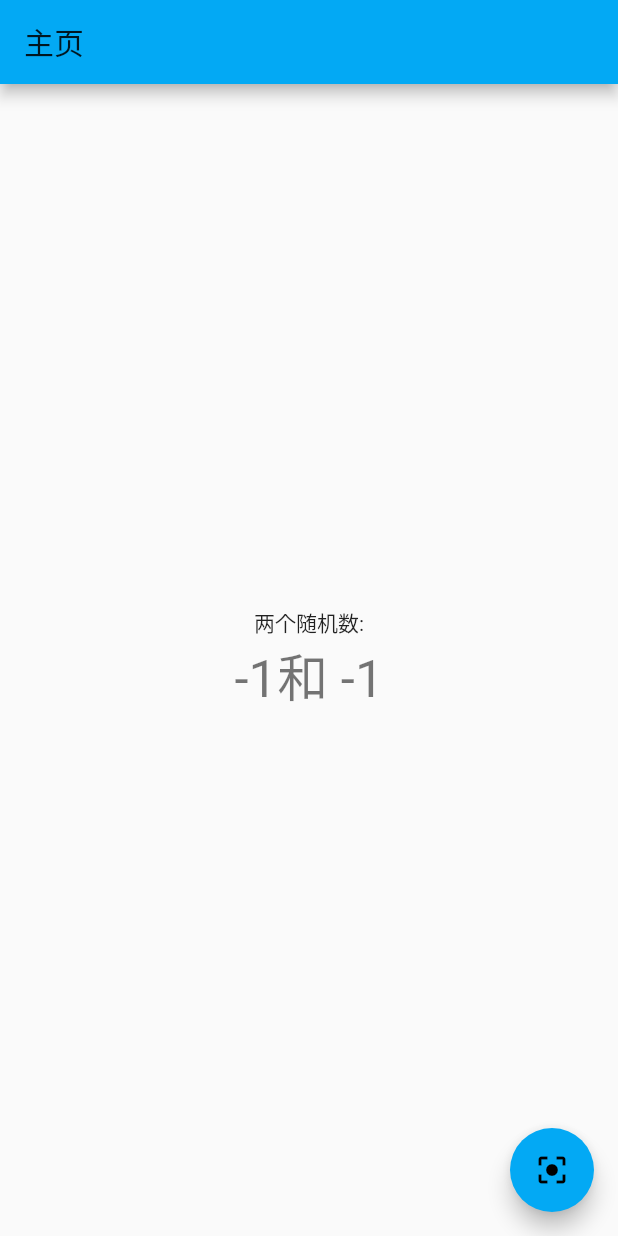
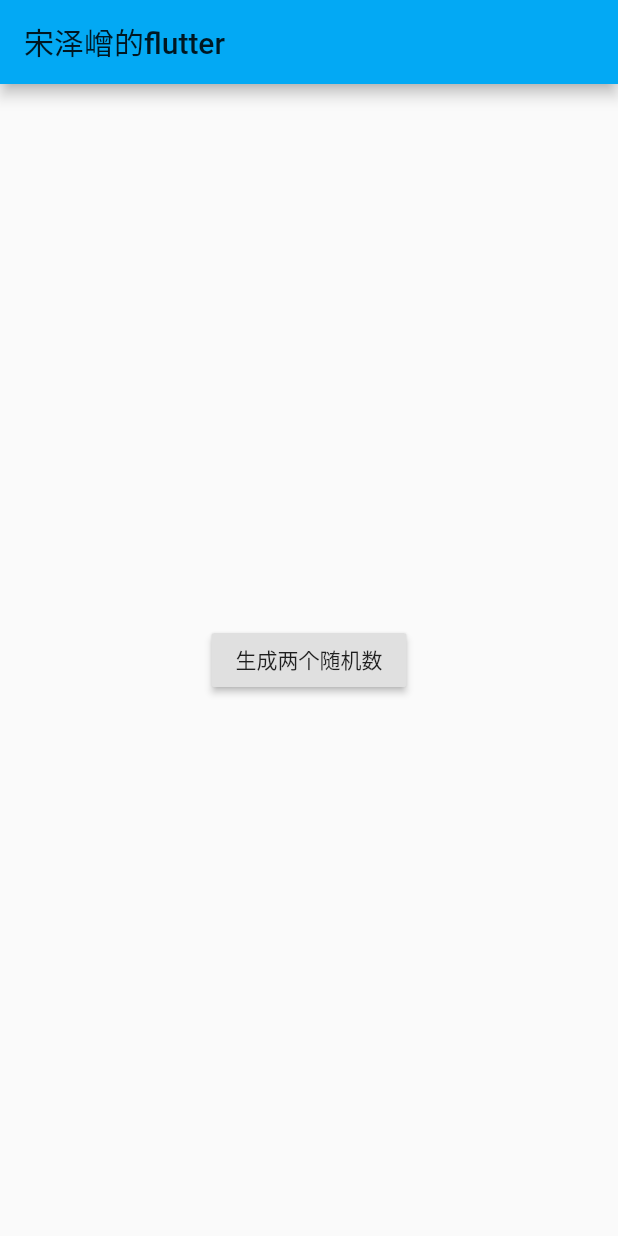
Before and after one commit to songzeceng/AndroidProject, a Flutter app: the screen it shows after launch, on a phone screen of 412 x 824 dp. Run offline on Flutter 3.47's test engine with Material 2 defaults, Android fonts, the phone set to English and light mode, and no system bars.

Commit message:
生成随机数，弹出对话框

```diff
--- a/lib/main.dart
+++ b/lib/main.dart
@@ -14,61 +14,51 @@ class MyApp extends StatelessWidget { // 无状态控件，只负责显示信息
         // theme是主题外观
         primarySwatch: Colors.lightBlue,
       ),
-      home: MyHomePage( // home表示主页，传入的是一个MyHomePage对象
-          title: '主页',
+      home: Scaffold( // home表示主页，传入的是一个Scaffold对象
+          appBar: AppBar(title: Text("宋泽嶒的flutter"),), // 顶部栏
+          body: Center( // 主页内容
+            child: MyButton(), // 中间放一个MyButton
+          ),
       )
     );
   }
 }
 
-class MyHomePage extends StatefulWidget { // 有状态的控件，可以响应动作
-  MyHomePage({Key key, this.title}) : super(key: key);
-
-  final String title;
-
+class MyButton extends StatefulWidget {
+  // MyButton继承StatefulWidget
+  // StatefulWidget可以响应动作
   @override
-  _MyHomePageState createState() => _MyHomePageState();
-  // 初始状态是构造一个_MyHomePageState对象，也就是一个状态对象
+  State<StatefulWidget> createState() {
+    return MyButtonState(); // 创建一个初始状态
+  }
 }
 
-class _MyHomePageState extends State<MyHomePage> { // 传入泛型是和此状态绑定的控件类
+class MyButtonState extends State<MyButton> {
+  // 状态类，泛型绑定为MyButton
   final random = Random();
   int number1 = -1, number2 = -1;
 
   void produceRandomNumbers() {
     number1 = random.nextInt(20) + 1;
     number2 = random.nextInt(20) + 1;
+    showDialog(context: context,
+        // 显示对话框
+        builder:(_) {
+          // 构造对话框，返回一个AlertDialog
+          int result = getResults();
+          return AlertDialog(content: Text("两个随机数：$number1和$number2,"
+              "乘积是$result" ));
+          // $用来引用外部变量的值
+        });
   }
 
   int getResults() {
-    return number1 + number2;
+    return number1 * number2;
   }
-
   @override
   Widget build(BuildContext context) {
-    return Scaffold(
-      appBar: AppBar(
-        title: Text(widget.title),
-      ),
-      body: Center(
-        child: Column(
-          mainAxisAlignment: MainAxisAlignment.center,
-          children: <Widget>[
-            Text(
-              '两个随机数:',
-            ),
-            Text(
-              '$number1' + '和 ' + '$number2',
-              style: Theme.of(context).textTheme.display1,
-            ),
-          ],
-        ),
-      ),
-      floatingActionButton: FloatingActionButton(
-        onPressed: produceRandomNumbers,
-        tooltip: '产生两个随机数',
-        child: Icon(Icons.center_focus_strong),
-      ),
-    );
+    // 初始化状态
+    return RaisedButton(onPressed: produceRandomNumbers, // onPressed相当于onClick
+      child: Text("生成两个随机数"),);
   }
 }
```
